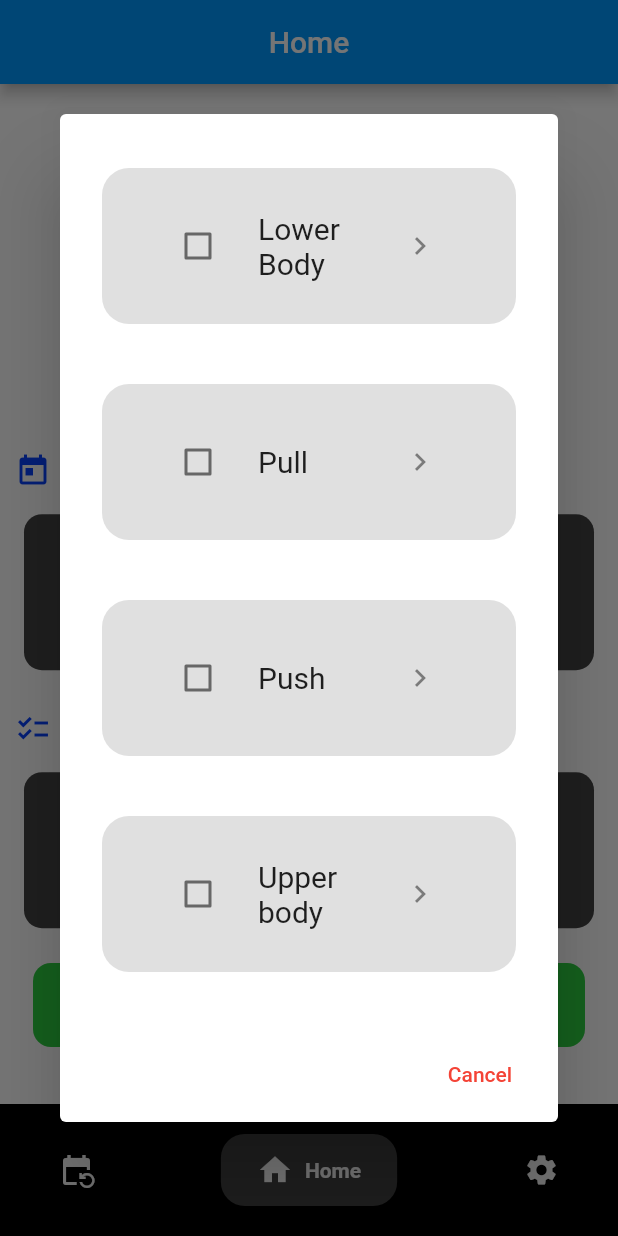
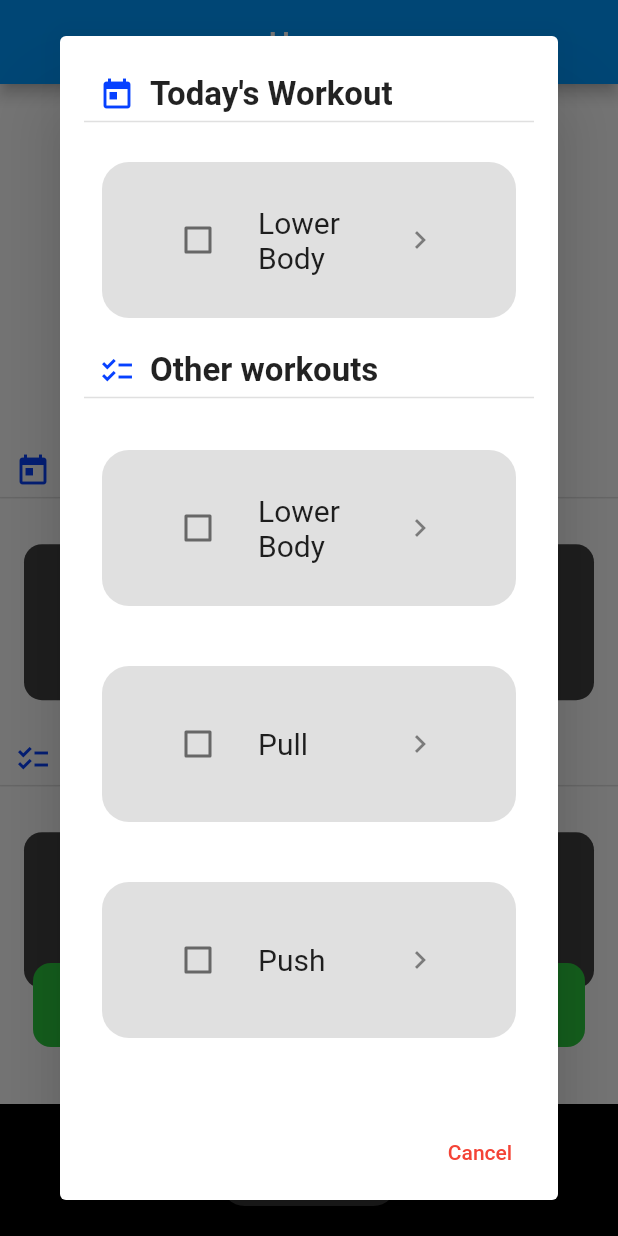
Before and after one commit to WillHAdair/WorkoutApplication, a Flutter app: the screen it shows after launch, item 2 of the bottom bar chosen, after a tap on "Start Workout", on a phone screen of 412 x 824 dp. Run offline on Flutter 3.47's test engine with Material 2 defaults, Android fonts, the light colour scheme and no system bars; drawn by our look-alikes of flutter_heatmap_calendar, flutter_slidable, google_nav_bar; our stand-ins replace hive, hive_flutter, simple_circular_progress_bar, table_calendar; accounts and stored records are empty.

Commit message:
Updated process to start workouts

```diff
--- /dev/null
+++ b/lib/components/basic_widgets/text_divider.dart
@@ -0,0 +1,37 @@
+import 'package:flutter/material.dart';
+import 'package:provider/provider.dart';
+import 'package:workout_app/data/theme_provider.dart';
+
+class TextDivider extends StatelessWidget {
+  final String text;
+  final IconData icon;
+
+  const TextDivider({
+    super.key,
+    required this.text, required this.icon,
+  });
+
+  @override
+  Widget build(BuildContext context) {
+    return Column(
+      children: [
+        const SizedBox(height: 10,),
+        Row(
+          children: [
+            const SizedBox(width: 10),
+            Icon(
+              icon,
+              color: Provider.of<ThemeProvider>(context).secondaryColor,
+            ),
+            const SizedBox(width: 10),
+            Text(text,
+              style: const TextStyle(fontSize: 22, fontWeight: FontWeight.bold)
+            ),
+          ],
+        ),
+        const Divider(height: 10, thickness: 1),
+        const SizedBox(height: 10,),
+      ],
+    );
+  }
+}
--- a/lib/components/dropdown/workout_dropdown_list.dart
+++ b/lib/components/dropdown/workout_dropdown_list.dart
@@ -84,14 +84,16 @@ class _WorkoutDropdownListState extends State<WorkoutDropdownList> {
                           title: Row(
                             children: [
                               Chip(
-                                  label: Text("${exercise.sets.length} Sets"),
+                                label: Text(exercise.name),
                                 backgroundColor: exercise.isCompleted ?
                                 Provider.of<ThemeProvider>(context).chipCompleted : chipColor,
                               ),
                               const SizedBox(width: 10),
                             ],
                           ),
-                          )))
+                        )
+                      )
+                    )
                 .toList(),
               ),
           ],
--- a/lib/components/popups/list_popup.dart
+++ b/lib/components/popups/list_popup.dart
@@ -1,27 +1,62 @@
 import 'package:flutter/material.dart';
 import 'package:provider/provider.dart';
+import 'package:workout_app/components/basic_widgets/text_divider.dart';
 import 'package:workout_app/components/dropdown/workout_dropdown_list.dart';
 import 'package:workout_app/data/theme_provider.dart';
 import 'package:workout_app/models/workout.dart';
 
+// ignore: must_be_immutable
 class ListPopup extends StatelessWidget {
   final void Function(Workout) onChange;
   final VoidCallback onCancel;
   final List<Workout> workouts;
-  const ListPopup(
-      {super.key,
+  final String errorMessage;
+  Workout? preferred;
+  Map<String, IconData>? heading;
+
+  ListPopup({
+    super.key,
     required this.onChange,
     required this.onCancel,
-      required this.workouts});
+    required this.workouts,
+    required this.errorMessage,
+    this.preferred,
+    this.heading,
+  });
+
   @override
   Widget build(BuildContext context) {
     return AlertDialog(
       contentPadding: const EdgeInsets.all(16),
       content: SingleChildScrollView(
-        child: ListBody(
+        child: Column(
+        crossAxisAlignment: CrossAxisAlignment.stretch,
+        mainAxisSize: MainAxisSize.min,
         children: [
-            ...workouts.map((workout) {
-              return Padding(
+          if (preferred != null)
+            Column(
+              children: [
+                TextDivider(
+                  text: heading!.keys.first,
+                  icon: heading!.values.first,
+                ),
+                WorkoutDropdownList(
+                  title: preferred!.name,
+                  exercises: preferred!.exercises,
+                  isSelected: false,
+                  onChanged: (value) => onChange(preferred!),
+                ),
+                TextDivider(
+                  text: heading!.keys.last,
+                  icon: heading!.values.last,
+                ),
+              ],
+            ),
+          if (workouts.isNotEmpty)
+            ListBody(
+              children: workouts
+                  .map(
+                    (workout) => Padding(
                       padding: const EdgeInsets.symmetric(vertical: 8.0),
                       child: WorkoutDropdownList(
                         title: workout.name,
@@ -29,8 +64,11 @@ class ListPopup extends StatelessWidget {
                         isSelected: false,
                         onChanged: (value) => onChange(workout),
                       ),
-              );
-            })
+                    ),
+                  )
+                  .toList(),
+            ),
+          if (workouts.isEmpty) Text(errorMessage),
         ],
       ),
       ),
@@ -40,7 +78,8 @@ class ListPopup extends StatelessWidget {
           child: Text(
             "Cancel",
             style: TextStyle(
-                color: Provider.of<ThemeProvider>(context).cancelText),
+              color: Provider.of<ThemeProvider>(context).cancelText,
+            ),
           ),
         ),
       ],
--- a/lib/data/workout_data.dart
+++ b/lib/data/workout_data.dart
@@ -103,6 +103,10 @@ class WorkoutData extends ChangeNotifier {
   // Get Workouts
   List<Workout> getWorkoutList() {
     return workoutList;
+  }
+
+  Workout getTodaysWorkout() {
+    return workoutList[0];
   }
 
   List<Workout> getFilledWorkouts() {
--- a/lib/pages/Home/default_home_page.dart
+++ b/lib/pages/Home/default_home_page.dart
@@ -1,6 +1,7 @@
 import 'package:flutter/material.dart';
 import 'package:provider/provider.dart';
 import 'package:workout_app/components/basic_widgets/custom_textfield.dart';
+import 'package:workout_app/components/basic_widgets/text_divider.dart';
 import 'package:workout_app/components/popups/list_popup.dart';
 import 'package:workout_app/components/tiles/custom_tile.dart';
 import 'package:workout_app/components/heat_map.dart';
@@ -107,7 +108,14 @@ class DefaultHomePageState extends State<DefaultHomePage> {
           return ListPopup(
               onChange: (workout) => startWorkout(workout),
               onCancel: cancel,
-              workouts: Provider.of<WorkoutData>(context).getFilledWorkouts());
+              workouts: Provider.of<WorkoutData>(context).getFilledWorkouts(),
+              errorMessage: 'No populated workouts',
+              preferred: Provider.of<WorkoutData>(context).getTodaysWorkout(),
+              heading: const <String, IconData> {
+                'Today\'s Workout': Icons.today,
+                'Other workouts': Icons.checklist
+              },
+            );
         });
   }
 
@@ -176,43 +184,18 @@ class DefaultHomePageState extends State<DefaultHomePage> {
             CustomHeatMap(
                 datasets: value.heatMapDataSet,
                 startDate: value.getStartDate()),
-            const SizedBox(height: 10),
-            Row(
-              crossAxisAlignment: CrossAxisAlignment.center,
-              children: [
-                const SizedBox(width: 10),
-                Icon(
-                  Icons.today,
-                  color: Provider.of<ThemeProvider>(context).secondaryColor,
-                ),
-                const SizedBox(width: 10),
-                const Text('Today\'s workout',
-                    style: TextStyle(fontSize: 22, fontWeight: FontWeight.bold))
-              ],
-            ),
+            const TextDivider(text: 'Today\'s workout', icon: Icons.today),
             SlidingTile(
-              text: value.getWorkoutList()[0].name,
+              text: value.getTodaysWorkout().name,
               onForwardPress: () =>
-                  goToWorkoutPage(value.getWorkoutList()[0].name),
+                  goToWorkoutPage(value.getTodaysWorkout().name),
               onSettingsPress: () =>
-                  onSettingsPress(value.getWorkoutList()[0].name),
+                  onSettingsPress(value.getTodaysWorkout().name),
               onDeletePress: () =>
-                  onDeletePress(value.getWorkoutList()[0].name),
+                  onDeletePress(value.getTodaysWorkout().name),
               imageLocation: dumbellImg,
             ),
-            const SizedBox(height: 10),
-            Row(
-              children: [
-                const SizedBox(width: 10),
-                Icon(
-                  Icons.checklist,
-                  color: Provider.of<ThemeProvider>(context).secondaryColor,
-                ),
-                const SizedBox(width: 10),
-                const Text('Other workouts',
-                    style: TextStyle(fontSize: 22, fontWeight: FontWeight.bold))
-              ],
-            ),
+            const TextDivider(text: 'Other workouts', icon: Icons.checklist),
             CustomTile(
               text: 'View/AddWorkouts',
               onForwardPress: () => goToWorkoutsPage(),
--- a/lib/pages/Home/workout_home_page.dart
+++ b/lib/pages/Home/workout_home_page.dart
@@ -3,6 +3,7 @@ import 'dart:async';
 import 'package:flutter/material.dart';
 import 'package:provider/provider.dart';
 import 'package:simple_circular_progress_bar/simple_circular_progress_bar.dart';
+import 'package:workout_app/components/basic_widgets/text_divider.dart';
 import 'package:workout_app/components/dropdown/exercise_dropdown_list.dart';
 import 'package:workout_app/data/theme_provider.dart';
 import 'package:workout_app/data/workout_data.dart';
@@ -124,45 +125,18 @@ class WorkoutHomePageState extends State<WorkoutHomePage> {
                 ),
               ),
             ),
-            const SizedBox(height: 10),
-            const Row(
-              crossAxisAlignment: CrossAxisAlignment.center,
-              children: [
-                SizedBox(width: 10),
-                Icon(
-                  Icons.fitness_center,
-                  color: Colors.blue,
-                ),
-                SizedBox(width: 10),
-                Text('Current exercise',
-                    style: TextStyle(fontSize: 22, fontWeight: FontWeight.bold))
-              ],
-            ),
+            const TextDivider(text: 'Current Exercise', icon: Icons.fitness_center),
             value.getFirstUnchecked(widget.chosen) != standIn
                 ? ExerciseDropdownList(
                     title: value.getFirstUnchecked(widget.chosen).name,
                     sets: value.getFirstUnchecked(widget.chosen).sets,
                     onChanged: () {
-                      print('hit the breakpoint');
                       onCheckBoxChanged(
                           value.getFirstUnchecked(widget.chosen).name);
                     },
                     isCompleted: false)
                 : const SizedBox.shrink(),
-            const SizedBox(height: 10),
-            const Row(
-              crossAxisAlignment: CrossAxisAlignment.center,
-              children: [
-                SizedBox(width: 10),
-                Icon(
-                  Icons.checklist,
-                  color: Colors.blue,
-                ),
-                SizedBox(width: 10),
-                Text('Next Exercises',
-                    style: TextStyle(fontSize: 22, fontWeight: FontWeight.bold))
-              ],
-            ),
+            const TextDivider(text: 'Next Exercises', icon: Icons.checklist),
             ListView.builder(
               itemCount: value.getUncheckedExercises(widget.chosen).length,
               shrinkWrap: true,
@@ -172,25 +146,11 @@ class WorkoutHomePageState extends State<WorkoutHomePage> {
                   sets: value.getUncheckedExercises(widget.chosen)[index].sets,
                   isCompleted: false,
                   onChanged: () {
-                    print('hit the breakpoint');
                     onCheckBoxChanged(
                         value.getUncheckedExercises(widget.chosen)[index].name);
                   }),
             ),
-            const SizedBox(height: 10),
-            const Row(
-              crossAxisAlignment: CrossAxisAlignment.center,
-              children: [
-                SizedBox(width: 10),
-                Icon(
-                  Icons.done_all,
-                  color: Colors.blue,
-                ),
-                SizedBox(width: 10),
-                Text('Completed Exercises',
-                    style: TextStyle(fontSize: 22, fontWeight: FontWeight.bold))
-              ],
-            ),
+            const TextDivider(text: 'Completed Exercises', icon: Icons.done),
             ListView.builder(
               itemCount: value.getCheckedExercises(widget.chosen).length,
               shrinkWrap: true,
@@ -200,7 +160,6 @@ class WorkoutHomePageState extends State<WorkoutHomePage> {
                   sets: value.getCheckedExercises(widget.chosen)[index].sets,
                   isCompleted: true,
                   onChanged: () {
-                    print('hit the breakpoint');
                     onCheckBoxChanged(
                         value.getCheckedExercises(widget.chosen)[index].name);
                   }),
--- a/lib/pages/settings_page.dart
+++ b/lib/pages/settings_page.dart
@@ -2,6 +2,7 @@ import 'package:flutter/cupertino.dart';
 import 'package:flutter/material.dart';
 import 'package:provider/provider.dart';
 import 'package:workout_app/components/basic_widgets/custom_textfield.dart';
+import 'package:workout_app/components/basic_widgets/text_divider.dart';
 import 'package:workout_app/components/popups/customizable_dialog.dart';
 import 'package:workout_app/data/settings_data.dart';
 import 'package:workout_app/data/theme_provider.dart';
@@ -258,40 +259,12 @@ class SettingsPageState extends State<SettingsPage> {
           padding: const EdgeInsets.all(10),
           child: ListView(
             children: [
-              const SizedBox(height: 10),
-              Row(
-                children: [
-                  Icon(
-                    Icons.toggle_off,
-                    color: Provider.of<ThemeProvider>(context).secondaryColor,
-                  ),
-                  const SizedBox(width: 10),
-                  const Text('Preferences',
-                      style:
-                          TextStyle(fontSize: 22, fontWeight: FontWeight.bold))
-                ],
-              ),
-              const Divider(height: 20, thickness: 1),
-              const SizedBox(height: 10),
+              const TextDivider(text: 'Preferences', icon: Icons.toggle_on),
               buildSwitch(Icons.light_mode, Icons.dark_mode, 'Theme Dark',
                   darkMode, changeDarkMode),
               buildSwitch(Icons.notifications_off, Icons.notifications_active,
                   'Notifications', notificationsOn, changeNotifications),
-              const SizedBox(height: 10),
-              Row(
-                children: [
-                  Icon(
-                    Icons.storage,
-                    color: Provider.of<ThemeProvider>(context).secondaryColor,
-                  ),
-                  const SizedBox(width: 10),
-                  const Text('Data',
-                      style:
-                          TextStyle(fontSize: 22, fontWeight: FontWeight.bold))
-                ],
-              ),
-              const Divider(height: 20, thickness: 1),
-              const SizedBox(height: 10),
+              const TextDivider(text: 'Data', icon: Icons.save),
               buildSwitch(Icons.trending_flat, Icons.trending_up,
                   'Progress Tracking', trendTracking, changeTrendTracking),
               buildSwitch(Icons.cloud_off, Icons.cloud_upload,
--- a/lib/pages/tracker/schedule_page.dart
+++ b/lib/pages/tracker/schedule_page.dart
@@ -1,6 +1,7 @@
 import 'package:flutter/material.dart';
 import 'package:provider/provider.dart';
 import 'package:workout_app/components/basic_widgets/custom_textfield.dart';
+import 'package:workout_app/components/basic_widgets/text_divider.dart';
 import 'package:workout_app/components/popups/list_popup.dart';
 import 'package:workout_app/components/tiles/text_tile.dart';
 import 'package:workout_app/components/tiles/sliding_tile.dart';
@@ -91,9 +92,10 @@ class _SchedulePageState extends State<SchedulePage> {
       context: context,
       builder: (context) {
         return ListPopup(
-            onChange: (workout) => onChanged(workout, index),
-            onCancel: onCancel,
-            workouts: Provider.of<WorkoutData>(context).getWorkoutList());
+          onChange: (workout) => onChanged(workout, index),
+          onCancel: onCancel,
+          workouts: Provider.of<WorkoutData>(context).getWorkoutList(),
+          errorMessage: 'No workouts available');
       },
     );
   }
@@ -126,19 +128,7 @@ class _SchedulePageState extends State<SchedulePage> {
           padding: const EdgeInsets.all(12.0),
           child: ListView(
             children: [
-              const SizedBox(height: 10),
-              Row(
-                children: [
-                  Icon(
-                    Icons.edit_calendar,
-                    color: Provider.of<ThemeProvider>(context).secondaryColor,
-                  ),
-                  const SizedBox(width: 10),
-                  const Text('Schedule Data',
-                      style:
-                          TextStyle(fontSize: 22, fontWeight: FontWeight.bold))
-                ],
-              ),
+              const TextDivider(text: 'Schedule Data', icon: Icons.edit_calendar),
               Row(
                 mainAxisAlignment: MainAxisAlignment.center,
                 children: [
@@ -177,19 +167,7 @@ class _SchedulePageState extends State<SchedulePage> {
                   ),
                 ],
               ),
-              const SizedBox(height: 10),
-              Row(
-                children: [
-                  Icon(
-                    Icons.schedule,
-                    color: Provider.of<ThemeProvider>(context).secondaryColor,
-                  ),
-                  const SizedBox(width: 10),
-                  const Text('Planned workouts',
-                      style:
-                          TextStyle(fontSize: 22, fontWeight: FontWeight.bold))
-                ],
-              ),
+              const TextDivider(text: 'Planned Workouts', icon: Icons.schedule),
               ListView.builder(
                 shrinkWrap: true,
                 physics: const NeverScrollableScrollPhysics(),
--- a/lib/pages/tracker/tracker_home_page.dart
+++ b/lib/pages/tracker/tracker_home_page.dart
@@ -2,6 +2,7 @@ import 'package:flutter/material.dart';
 import 'package:provider/provider.dart';
 import 'package:table_calendar/table_calendar.dart';
 import 'package:workout_app/components/basic_widgets/custom_textfield.dart';
+import 'package:workout_app/components/basic_widgets/text_divider.dart';
 import 'package:workout_app/components/popups/customizable_dialog.dart';
 import 'package:workout_app/data/schedule_data.dart';
 import 'package:workout_app/data/theme_provider.dart';
@@ -163,20 +164,7 @@ class TrackerHomePageState extends State<TrackerHomePage> {
               lastDay: today,
               onDaySelected: daySelected,
             ),
-            const SizedBox(height: 10),
-            Row(
-              crossAxisAlignment: CrossAxisAlignment.center,
-              children: [
-                const SizedBox(width: 10),
-                Icon(
-                  Icons.schedule,
-                  color: Provider.of<ThemeProvider>(context).secondaryColor,
-                ),
-                const SizedBox(width: 10),
-                const Text('Current schedule',
-                    style: TextStyle(fontSize: 22, fontWeight: FontWeight.bold))
-              ],
-            ),
+            const TextDivider(text: 'Current schedule', icon: Icons.schedule),
             SlidingTile(
               text: value.getSchedules()[0].name,
               onForwardPress: () => goToSchedulePage(value.getSchedules()[0]),
@@ -184,20 +172,7 @@ class TrackerHomePageState extends State<TrackerHomePage> {
               onDeletePress: () => deleteSchedule(value.getSchedules()[0].name),
               imageLocation: dumbellImg,
             ),
-            const SizedBox(height: 10),
-            Row(
-              crossAxisAlignment: CrossAxisAlignment.center,
-              children: [
-                const SizedBox(width: 10),
-                Icon(
-                  Icons.update,
-                  color: Provider.of<ThemeProvider>(context).secondaryColor,
-                ),
-                const SizedBox(width: 10),
-                const Text('Other schedules',
-                    style: TextStyle(fontSize: 22, fontWeight: FontWeight.bold))
-              ],
-            ),
+            const TextDivider(text: 'Other schedules', icon: Icons.update),
             CustomTile(
               text: 'View Schedules',
               onForwardPress: () => goToSchedulesPage(),
```
Lines whose indentation alone changed are shown as unchanged.
